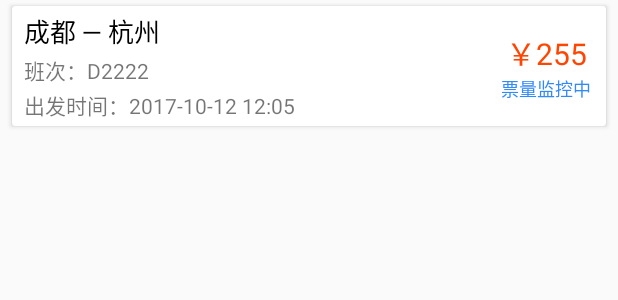
After one commit to Evenss/TicketAssistant, an Android app: the layout adapter_order_info.xml on its own in the app's theme, with its tools: preview values and no code run, on a phone screen of 412 x 824 dp. The commit adds this screen. Shown: the top 300 px of the screen. Run offline under Robolectric (Android 15) with nearby library versions, the phone set to English and light mode, and no system bars.

Commit message:
自己预定票信息展示逻辑完成

```diff
--- a/app/src/main/AndroidManifest.xml
+++ b/app/src/main/AndroidManifest.xml
@@ -5,7 +5,6 @@
     <meta-data
         android:name="com.amap.api.v2.apikey"
         android:value="7f2e6895baceee9d6472c45c43ca3789" />
-
 
     <application
         android:name=".application.MyApplication"
@@ -32,7 +31,8 @@
             android:theme="@style/CityPicker.NoActionBar"
             android:windowSoftInputMode="stateHidden|adjustPan" />
         <activity android:name=".activity.TicketShowActivity" />
-        <activity android:name=".activity.ChangePwdActivity"/>
+        <activity android:name=".activity.ChangePwdActivity" />
+        <activity android:name=".activity.OrderInfoActivity"></activity>
     </application>
 
 </manifest>
--- a/app/src/main/java/com/graduation/even/graduationclient/constant/API.java
+++ b/app/src/main/java/com/graduation/even/graduationclient/constant/API.java
@@ -20,4 +20,5 @@ public class API {
     public static String URL_CHANGE_PWD = HOST + "/user/change_pwd";
     public static String URL_TICKET_QUERY = HOST + "/ticket/query";
     public static String URL_SET_MONITOR = HOST + "/ticket/set_monitor";
+    public static String URL_MY_ORDER = HOST + "/ticket/my_order";
 }
--- /dev/null
+++ b/app/src/main/res/layout/adapter_order_info.xml
@@ -0,0 +1,69 @@
+<?xml version="1.0" encoding="utf-8"?>
+<android.support.v7.widget.CardView
+    xmlns:android="http://schemas.android.com/apk/res/android"
+    xmlns:card_view="http://schemas.android.com/apk/res-auto"
+    android:layout_width="match_parent"
+    android:layout_height="wrap_content"
+    android:layout_marginBottom="4dp"
+    android:layout_marginLeft="8dp"
+    android:layout_marginRight="8dp"
+    android:layout_marginTop="4dp"
+    card_view:cardCornerRadius="2dp">
+
+    <LinearLayout
+        android:layout_width="match_parent"
+        android:layout_height="match_parent">
+        <LinearLayout
+            android:layout_width="0dp"
+            android:layout_weight="4"
+            android:layout_height="wrap_content"
+            android:orientation="vertical"
+            android:paddingLeft="8sp"
+            android:paddingTop="3sp"
+            android:paddingBottom="3sp">
+            <TextView
+                android:id="@+id/tv_place"
+                android:layout_width="match_parent"
+                android:layout_height="wrap_content"
+                android:text="成都 — 杭州"
+                android:textSize="17sp"
+                android:textColor="@color/black"/>
+            <TextView
+                android:id="@+id/tv_train_num"
+                android:layout_width="match_parent"
+                android:layout_height="wrap_content"
+                android:layout_marginTop="2sp"
+                android:text="班次：D2222"/>
+            <TextView
+                android:id="@+id/tv_time"
+                android:layout_width="match_parent"
+                android:layout_height="wrap_content"
+                android:layout_marginTop="2sp"
+                android:text="出发时间：2017-10-12 12:05"/>
+        </LinearLayout>
+
+        <LinearLayout
+            android:layout_width="0dp"
+            android:layout_weight="1"
+            android:layout_height="match_parent"
+            android:gravity="center"
+            android:orientation="vertical">
+            <TextView
+                android:id="@+id/tv_price"
+                android:layout_width="wrap_content"
+                android:layout_height="wrap_content"
+                android:text="￥255"
+                android:textSize="20sp"
+                android:textColor="@color/orangeRed"/>
+
+            <TextView
+                android:id="@+id/tv_state"
+                android:layout_width="wrap_content"
+                android:layout_height="wrap_content"
+                android:text="票量监控中"
+                android:textColor="@color/colorPrimary"
+                android:textSize="12sp"/>
+        </LinearLayout>
+    </LinearLayout>
+
+</android.support.v7.widget.CardView>
--- a/app/src/main/res/layout/adapter_ticket.xml
+++ b/app/src/main/res/layout/adapter_ticket.xml
@@ -12,8 +12,7 @@
 
     <RelativeLayout
         android:layout_width="match_parent"
-        android:layout_height="match_parent"
-        android:descendantFocusability="blocksDescendants">
+        android:layout_height="match_parent">
         <LinearLayout
             android:id="@+id/content"
             android:layout_alignParentTop="true"
```
Also changed, not shown: app/src/main/java/com/graduation/even/graduationclient/activity/OrderInfoActivity.java (added, +132 -0 lines), app/src/main/java/com/graduation/even/graduationclient/adapter/OrderInfoAdapter.java (added, +75 -0 lines), app/src/main/java/com/graduation/even/graduationclient/net/bean/request/MyOrderRequest.java (added, +19 -0 lines), app/src/main/java/com/graduation/even/graduationclient/net/bean/response/MyOrderResponse.java (added, +40 -0 lines), app/src/main/java/com/graduation/even/graduationclient/net/connector/NetworkConnector.java (+46 -0 lines), app/src/main/res/layout/activity_order_info.xml (added, +36 -0 lines).
